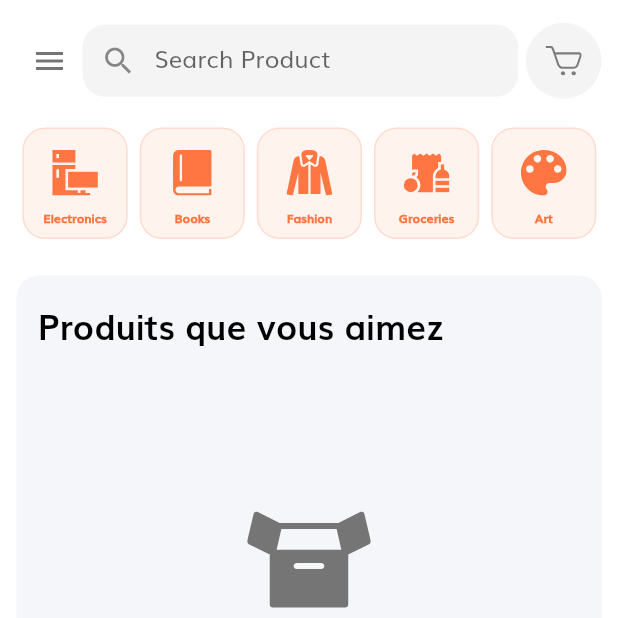
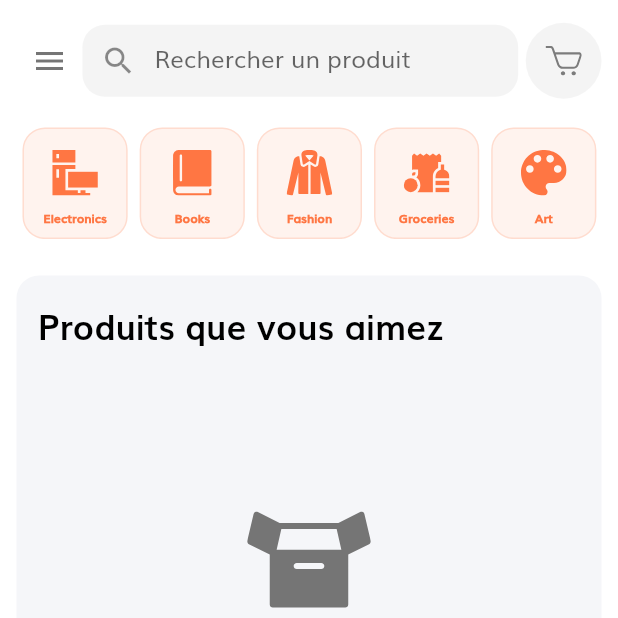
Before and after one commit to noucharles/mobile-shop-games, a Flutter app: the screen it shows once a user with an empty profile is signed in, on a phone screen of 412 x 824 dp, the top half of it. Run offline on Flutter 3.47's test engine with Material 2 defaults, Android fonts, the phone set to English and light mode, and no system bars; our stand-ins replace cloud_firestore, firebase_auth, firebase_core, firebase_storage, flutter_rating_bar, flutter_svg and 5 more; missing offline and left inert: enum_to_string, future_progress_dialog, pinch_zoom_image_updated, swipedetector; accounts and stored records are empty.

Commit message:
traduction fr components

```diff
--- a/lib/components/product_short_detail_card.dart
+++ b/lib/components/product_short_detail_card.dart
@@ -37,7 +37,7 @@ class ProductShortDetailCard extends StatelessWidget {
                               product.images[0],
                               fit: BoxFit.contain,
                             )
-                          : Text("No Image"),
+                          : Text("Pas d'image"),
                     ),
                   ),
                 ),
--- a/lib/components/search_field.dart
+++ b/lib/components/search_field.dart
@@ -22,7 +22,7 @@ class SearchField extends StatelessWidget {
         decoration: InputDecoration(
           enabledBorder: InputBorder.none,
           focusedBorder: InputBorder.none,
-          hintText: "Search Product",
+          hintText: "Rechercher un produit",
           prefixIcon: Icon(Icons.search),
           contentPadding: EdgeInsets.symmetric(
               horizontal: getProportionateScreenWidth(20),
```
